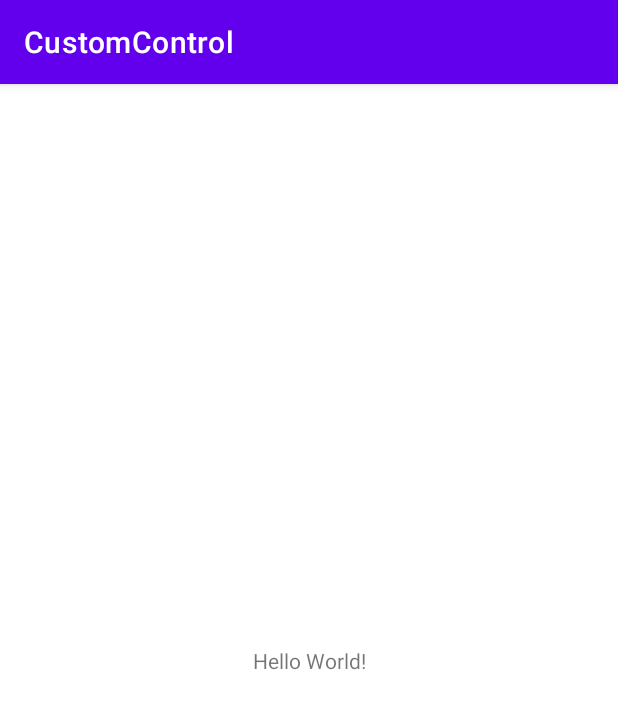
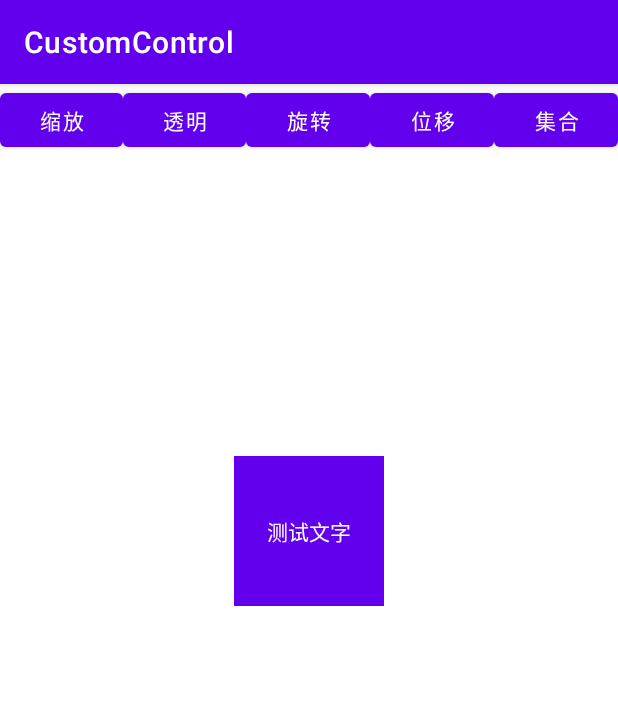
Before and after one commit to neimengwuyanzu/CustomControl, an Android app: the screen it shows after launch (MainActivity), on a phone screen of 412 x 824 dp. Shown: the top 709 px of the screen. Run offline under Robolectric (Android 15) with nearby library versions, the phone set to English and light mode, and no system bars.

Commit message:
位移的坐标需要再看一看

```diff
--- a/app/build.gradle
+++ b/app/build.gradle
@@ -1,6 +1,7 @@
 plugins {
     id 'com.android.application'
     id 'kotlin-android'
+    id 'kotlin-android-extensions'
 }
 
 android {
--- a/app/src/main/java/com/customcontrol/zydev/MainActivity.kt
+++ b/app/src/main/java/com/customcontrol/zydev/MainActivity.kt
@@ -2,10 +2,36 @@ package com.customcontrol.zydev
 
 import androidx.appcompat.app.AppCompatActivity
 import android.os.Bundle
+import android.view.animation.AnimationUtils
+import kotlinx.android.synthetic.main.activity_main.*
 
 class MainActivity : AppCompatActivity() {
     override fun onCreate(savedInstanceState: Bundle?) {
         super.onCreate(savedInstanceState)
         setContentView(R.layout.activity_main)
+        val scaleAnimation = AnimationUtils.loadAnimation(this, R.anim.scaleanim)
+        val alphaAnimation = AnimationUtils.loadAnimation(this, R.anim.alphaanim)
+        val rotateAnimation = AnimationUtils.loadAnimation(this, R.anim.rotateanim)
+        val translateAnimation = AnimationUtils.loadAnimation(this, R.anim.translateanim)
+        val setAnimation = AnimationUtils.loadAnimation(this, R.anim.setanim)
+        //缩放
+        scaleAnimBtn.setOnClickListener {
+            tv.startAnimation(scaleAnimation)
+        }
+        //透明度
+        alphaAnimBtn.setOnClickListener {
+            tv.startAnimation(alphaAnimation)
+        }
+        //旋转
+        rotateAnimBtn.setOnClickListener {
+            tv.startAnimation(rotateAnimation)
+        }
+        //平移
+        translateAnimBtn.setOnClickListener {
+            tv.startAnimation(translateAnimation)
+        }
+        setAnimBtn.setOnClickListener {
+            tv.startAnimation(setAnimation)
+        }
     }
 }
--- /dev/null
+++ b/app/src/main/res/anim/alphaanim.xml
@@ -0,0 +1,11 @@
+<?xml version="1.0" encoding="utf-8"?>
+<!--fromAlpha 动画开始的透明度 从0.0(全透明)-1.0(完全不透明)    -->
+<!--toAlPha   动画结束时的透明度 0.0(全透明)-1.0(完全不透明)-->
+
+<alpha xmlns:android="http://schemas.android.com/apk/res/android"
+    android:fromAlpha="1.0"
+    android:toAlpha="0.1"
+    android:fillBefore="true"
+    android:repeatCount="30"
+    android:repeatMode="reverse"
+    android:duration="30"/>
--- /dev/null
+++ b/app/src/main/res/anim/rotateanim.xml
@@ -0,0 +1,14 @@
+<?xml version="1.0" encoding="utf-8"?>
+<!--fromDegrees 开始旋转的角度 正值代表顺时针方向角度 负值代表逆时针方向度数    -->
+<!--toDegrees   结束旋转角度   正值代表顺时针方向角度 负值代表逆时针方向度数-->
+<!--pivotX/Y   等同于sacleanim.xml属性介绍-->
+
+<rotate xmlns:android="http://schemas.android.com/apk/res/android"
+    android:fromDegrees="0"
+    android:toDegrees="-650"
+    android:pivotX="50%"
+    android:pivotY="50%"
+    android:fillBefore="true"
+    android:repeatCount="30"
+    android:repeatMode="reverse"
+    android:duration="30"/>
--- /dev/null
+++ b/app/src/main/res/anim/scaleanim.xml
@@ -0,0 +1,35 @@
+<?xml version="1.0" encoding="utf-8"?>
+<!--渐变尺寸伸缩动画效果，可以实现动态调控件尺寸的效果-->
+<!--fromXScale:起始的X方向上相对自身的缩放比例 1.0表示自身无变化 0.5表示缩小一倍 2.0表示放大一倍-->
+<!--fromYScale:起始的Y方向上相对自身的缩放比例-->
+<!--toXScale:结尾的X方向上相对自身的缩放比例-->
+<!--toYScale:结尾的Y方向上相对自身的缩放比例-->
+<!--pivotX:缩放起点X轴坐标 可以是数值 百分比 百分比P
+比如 50  表示在当前控件左上角加上50px作为起始缩放点
+    50%  表示在当前控件左上角加上自己宽度的50%作为起始点
+    50%P  表示在当前的左上角加上负控件宽度的50%作为起始点X轴坐标-->
+<!--pivotY:缩放起点Y坐标 取值跟pivotX一样-->
+
+
+<!--从Animation类继承的属性-->
+<!--duration:动画速度-->
+<!--fillAfter:如果设置为true 动画结束 控件保持最后状态-->
+<!--fillBefore:如果设置为ture 动画结束 控件还原到开始状态-->
+<!--fillEnabled:作用等同于fillBefore 动画结束控件还原初始状态-->
+<!--repeatCount:重复次数-->
+<!--repeatMode:重复类型
+                    reverse：倒序回放
+                    restart：重新放一遍-->
+<!--interpolator：插值器-->
+<scale xmlns:android="http://schemas.android.com/apk/res/android"
+    android:fromXScale="1.0"
+    android:fromYScale="1.0"
+    android:toXScale="1.4"
+    android:toYScale="1.4"
+    android:pivotX="50%"
+    android:pivotY="50%"
+    android:fillAfter="true"
+    android:repeatCount="30"
+    android:repeatMode="reverse"
+    android:duration="300"/>
+<!--上面这个配置 从自身大小开始 放大到1.4倍 从中心点开始放大 动画在3秒内执行完-->
--- /dev/null
+++ b/app/src/main/res/anim/setanim.xml
@@ -0,0 +1,28 @@
+<?xml version="1.0" encoding="utf-8"?>
+<!--fromAlpha 动画开始的透明度 从0.0(全透明)-1.0(完全不透明)    -->
+<!--toAlPha   动画结束时的透明度 0.0(全透明)-1.0(完全不透明)-->
+
+<set xmlns:android="http://schemas.android.com/apk/res/android"
+    android:fillAfter="true"
+    android:repeatCount="3"
+    android:repeatMode="reverse"
+    android:duration="1000">
+
+    <alpha
+        android:fromAlpha="0.0"
+        android:toAlpha="1.0"/>
+
+    <scale
+        android:fromXScale="0.0"
+        android:toXScale="1.4"
+        android:fromYScale="0.0"
+        android:toYScale="1.4"
+        android:pivotX="50%"
+        android:pivotY="50%"/>
+
+    <rotate
+        android:fromDegrees="0"
+        android:toDegrees="720"
+        android:pivotY="50%"
+        android:pivotX="50%"/>
+</set>
--- /dev/null
+++ b/app/src/main/res/anim/translateanim.xml
@@ -0,0 +1,15 @@
+<?xml version="1.0" encoding="utf-8"?>
+<!--fromXDelta 起始点X坐标 可以是数值百分比 百分比p 样式等同于scaleanim.xml介绍    -->
+<!--fromYDelta 起始点Y坐标 可以是数值百分比 百分比p 样式等同于scaleanim.xml介绍 -->
+<!--toXDelta 结束点X轴坐标-->
+<!--toYDelta 结束点Y轴坐标-->
+<!--这个坐标有点不好理解 周末再看看-->
+<translate xmlns:android="http://schemas.android.com/apk/res/android"
+    android:fromXDelta="100%"
+    android:fromYDelta="0%"
+    android:toXDelta="-100%"
+    android:toYDelta="0"
+    android:fillBefore="true"
+    android:repeatCount="3"
+    android:repeatMode="reverse"
+    android:duration="1000"/>
--- a/app/src/main/res/layout/activity_main.xml
+++ b/app/src/main/res/layout/activity_main.xml
@@ -1,18 +1,59 @@
 <?xml version="1.0" encoding="utf-8"?>
-<androidx.constraintlayout.widget.ConstraintLayout xmlns:android="http://schemas.android.com/apk/res/android"
+<LinearLayout xmlns:android="http://schemas.android.com/apk/res/android"
     xmlns:app="http://schemas.android.com/apk/res-auto"
     xmlns:tools="http://schemas.android.com/tools"
     android:layout_width="match_parent"
+    android:orientation="vertical"
     android:layout_height="match_parent"
     tools:context=".MainActivity">
 
+    <LinearLayout
+        android:orientation="horizontal"
+        android:layout_width="match_parent"
+        android:layout_height="wrap_content">
+        <Button
+            android:id="@+id/scaleAnimBtn"
+            android:text="缩放"
+            android:layout_width="0dp"
+            android:layout_weight="1"
+            android:layout_height="wrap_content"/>
+        <Button
+            android:id="@+id/alphaAnimBtn"
+            android:text="透明"
+            android:layout_width="0dp"
+            android:layout_weight="1"
+            android:layout_height="wrap_content"/>
+        <Button
+            android:id="@+id/rotateAnimBtn"
+            android:text="旋转"
+            android:layout_width="0dp"
+            android:layout_weight="1"
+            android:layout_height="wrap_content"/>
+        <Button
+            android:id="@+id/translateAnimBtn"
+            android:text="位移"
+            android:layout_width="0dp"
+            android:layout_weight="1"
+            android:layout_height="wrap_content"/>
+        <Button
+            android:id="@+id/setAnimBtn"
+            android:text="集合"
+            android:layout_width="0dp"
+            android:layout_weight="1"
+            android:layout_height="wrap_content"/>
+
+    </LinearLayout>
+
     <TextView
-        android:layout_width="wrap_content"
-        android:layout_height="wrap_content"
-        android:text="Hello World!"
-        app:layout_constraintBottom_toBottomOf="parent"
-        app:layout_constraintLeft_toLeftOf="parent"
-        app:layout_constraintRight_toRightOf="parent"
-        app:layout_constraintTop_toTopOf="parent" />
+        android:layout_marginTop="200dp"
+        android:id="@+id/tv"
+        android:layout_gravity="center"
+        android:gravity="center"
+        android:layout_width="100dp"
+        android:layout_height="100dp"
+        android:textColor="@color/white"
+        android:background="@color/design_default_color_primary"
+        android:text="测试文字"
+        />
 
-</androidx.constraintlayout.widget.ConstraintLayout>
+</LinearLayout>
```
